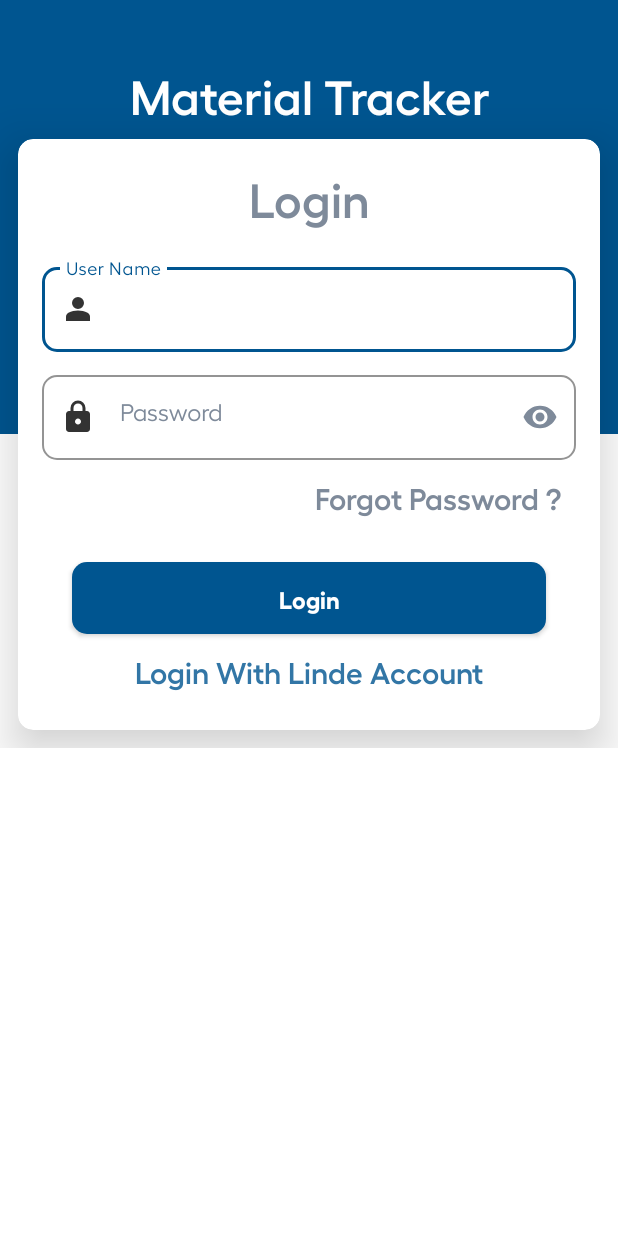
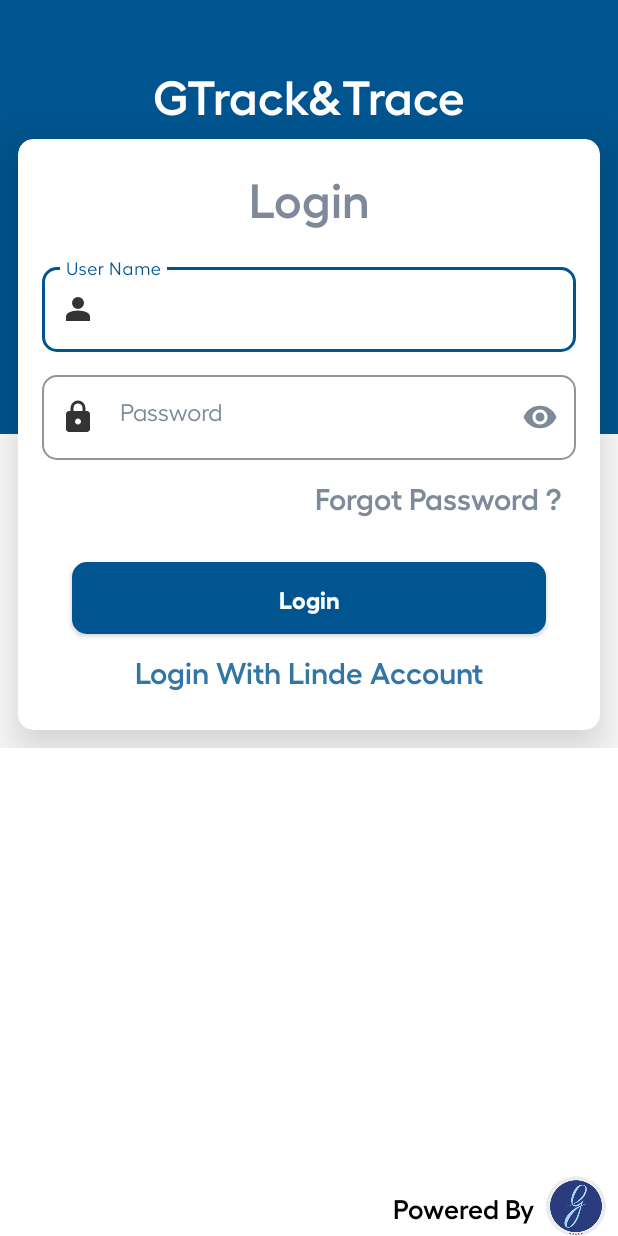
Before and after one commit to Savan1505/GTrack-Trace, an Android app: the screen it shows after launch (LoginActivity), on a phone screen of 412 x 824 dp. Run offline under Robolectric (Android 15) with nearby library versions, the light colour scheme and no system bars; our stand-ins replace Dagger/Hilt's generated code, Firebase (no records; nobody signed in at launch, a user with empty details on screens opened directly), Timber, data binding; libraries missing offline, so code that uses them is left out: com.chuckerteam.chucker, com.jakewharton.retrofit2; 4 statements that could not run were skipped.

Commit message:
Project UI changes

```diff
--- /dev/null
+++ b/app/src/main/res/drawable/drawable_icon_hw.xml
@@ -0,0 +1,9 @@
+<?xml version="1.0" encoding="utf-8"?>
+<layer-list xmlns:android="http://schemas.android.com/apk/res/android">
+
+    <item
+        android:drawable="@drawable/ic_gsspl"
+        android:width="@dimen/size_back_button"
+        android:height="@dimen/size_back_button" />
+
+</layer-list>
--- a/app/src/main/res/layout/activity_forgot_password.xml
+++ b/app/src/main/res/layout/activity_forgot_password.xml
@@ -24,7 +24,7 @@
                     android:gravity="center"
                     android:paddingTop="@dimen/size_back_button"
                     android:paddingBottom="@dimen/width_124dp"
-                    android:text="@string/material_tracker"
+                    android:text="@string/app_name"
                     app:layout_constraintTop_toTopOf="parent" />
 
             </androidx.constraintlayout.widget.ConstraintLayout>
--- a/app/src/main/res/layout/activity_login.xml
+++ b/app/src/main/res/layout/activity_login.xml
@@ -1,6 +1,10 @@
 <?xml version="1.0" encoding="utf-8"?>
 <layout xmlns:android="http://schemas.android.com/apk/res/android"
     xmlns:app="http://schemas.android.com/apk/res-auto">
+
+    <androidx.constraintlayout.widget.ConstraintLayout
+        android:layout_width="match_parent"
+        android:layout_height="match_parent">
 
         <androidx.core.widget.NestedScrollView
             android:layout_width="match_parent"
@@ -24,7 +28,7 @@
                         android:gravity="center"
                         android:paddingTop="@dimen/size_back_button"
                         android:paddingBottom="@dimen/height_205dp"
-                    android:text="@string/material_tracker"
+                        android:text="@string/app_name"
                         app:layout_constraintTop_toTopOf="parent" />
 
                 </androidx.constraintlayout.widget.ConstraintLayout>
@@ -92,7 +96,6 @@
                             android:layout_height="wrap_content"
                             android:layout_marginBottom="@dimen/input_field_radius"
                             android:hint="@string/hint_password"
-
                             android:textColorHint="@color/grey_100"
                             app:boxBackgroundColor="@color/colorSecondary"
                             app:boxBackgroundMode="outline"
@@ -103,7 +106,6 @@
                             app:boxStrokeColor="@color/colorPrimary"
                             app:boxStrokeWidth="@dimen/divider_width"
                             app:cursorColor="@color/colorPrimary"
-
                             app:endIconMode="password_toggle"
                             app:endIconTint="@color/grey_100"
                             app:hintTextColor="@color/colorPrimary"
@@ -163,4 +165,20 @@
             </androidx.constraintlayout.widget.ConstraintLayout>
         </androidx.core.widget.NestedScrollView>
 
+        <androidx.appcompat.widget.AppCompatTextView
+            android:id="@+id/tv_get_in_touch"
+            style="@style/regularTextBlack"
+            android:layout_width="match_parent"
+            android:layout_height="@dimen/size_back_button"
+            android:drawableEnd="@drawable/drawable_icon_hw"
+            android:drawablePadding="@dimen/margin_tiny"
+            android:gravity="end"
+            android:padding="@dimen/margin_tiny"
+            android:text="@string/powered_by"
+            app:layout_constraintBottom_toBottomOf="parent"
+            app:layout_constraintEnd_toEndOf="parent"
+            app:layout_constraintStart_toStartOf="parent" />
+
+    </androidx.constraintlayout.widget.ConstraintLayout>
+
 </layout>
--- a/app/src/main/res/layout/activity_select_proj_site.xml
+++ b/app/src/main/res/layout/activity_select_proj_site.xml
@@ -24,7 +24,7 @@
                     android:gravity="center"
                     android:paddingTop="@dimen/size_back_button"
                     android:paddingBottom="@dimen/height_games_play_poster"
-                    android:text="@string/material_tracker"
+                    android:text="@string/app_name"
                     app:layout_constraintTop_toTopOf="parent" />
 
             </androidx.constraintlayout.widget.ConstraintLayout>
--- a/app/src/main/res/layout/app_toolbar.xml
+++ b/app/src/main/res/layout/app_toolbar.xml
@@ -42,7 +42,7 @@
                     android:layout_height="wrap_content"
                     android:layout_gravity="center_vertical"
                     android:paddingBottom="@dimen/radius_extra_small"
-                    android:text="@string/material_tracker" />
+                    android:text="@string/app_name" />
             </com.google.android.material.appbar.MaterialToolbar>
         </com.google.android.material.appbar.AppBarLayout>
     </androidx.constraintlayout.widget.ConstraintLayout>
--- a/app/src/main/res/values/strings.xml
+++ b/app/src/main/res/values/strings.xml
@@ -1,6 +1,5 @@
 <resources>
     <string name="app_name">GTrack&amp;Trace</string>
-    <string name="material_tracker">Material Tracker</string>
     <string name="btn_login">Login</string>
     <string name="btn_submit">Submit</string>
     <string name="btn_continue">Continue</string>
@@ -44,8 +43,12 @@
     <string name="close">Close</string>
     <string name="home">Home</string>
     <string name="logout">Logout</string>
+    <string name="btn_no">NO</string>
+    <string name="btn_yes">YES</string>
+    <string name="logout_msg">Are you sure, you want to logout?</string>
     <string name="loading">Loading...</string>
     <string name="error_message">Error! Something went wrong</string>
     <string name="error_username">Please enter the username</string>
     <string name="error_password">Please enter the password</string>
+    <string name="powered_by">Powered By</string>
 </resources>
```
Also changed, not shown: app/src/main/java/com/trace/gtrack/ui/home/ui/HomeActivity.kt (+5 -5 lines), app/src/main/java/com/trace/gtrack/ui/selectprojsite/viewmodel/ProjSiteViewModel.kt (+8 -4 lines), app/src/main/res/layout/activity_landing.xml (+13 -2 lines), app/src/main/res/values/themes.xml (+21 -0 lines), app/src/main/res/drawable/ic_gsspl.png (added). Lines whose indentation alone changed are shown as unchanged.
